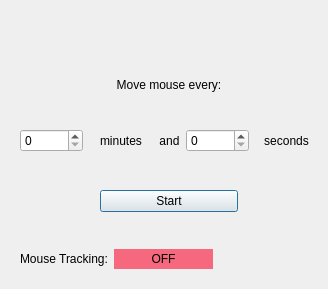
Above: ui/stayAwakeGUI.ui from MattTerb/stayAwake before the change. Below: the same form after it.
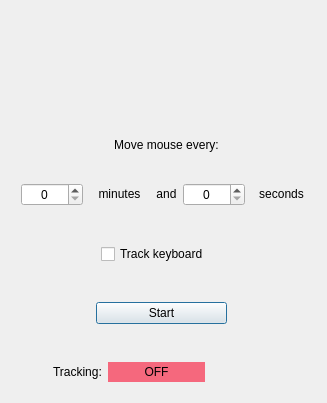
That is the form after the change. Icons and pictures are not drawn.

Patch:
```diff
--- a/ui/stayAwakeGUI.ui
+++ b/ui/stayAwakeGUI.ui
@@ -6,8 +6,8 @@
    <rect>
     <x>0</x>
     <y>0</y>
-    <width>328</width>
-    <height>289</height>
+    <width>327</width>
+    <height>403</height>
    </rect>
   </property>
   <property name="sizePolicy">
@@ -16,6 +16,18 @@
     <verstretch>0</verstretch>
    </sizepolicy>
   </property>
+  <property name="minimumSize">
+   <size>
+    <width>327</width>
+    <height>403</height>
+   </size>
+  </property>
+  <property name="maximumSize">
+   <size>
+    <width>327</width>
+    <height>403</height>
+   </size>
+  </property>
   <property name="windowTitle">
    <string>StayAwake</string>
   </property>
@@ -30,10 +42,10 @@
   <widget class="QWidget" name="layoutWidget">
    <property name="geometry">
     <rect>
-     <x>20</x>
-     <y>20</y>
-     <width>298</width>
-     <height>249</height>
+     <x>21</x>
+     <y>21</y>
+     <width>291</width>
+     <height>381</height>
     </rect>
    </property>
    <layout class="QVBoxLayout" name="verticalLayout">
@@ -100,16 +112,25 @@
       <property name="orientation">
        <enum>Qt::Vertical</enum>
       </property>
+      <property name="sizeType">
+       <enum>QSizePolicy::Fixed</enum>
+      </property>
       <property name="sizeHint" stdset="0">
        <size>
         <width>20</width>
-        <height>20</height>
+        <height>10</height>
        </size>
       </property>
      </spacer>
     </item>
     <item>
      <widget class="QLabel" name="label">
+      <property name="sizePolicy">
+       <sizepolicy hsizetype="Preferred" vsizetype="Fixed">
+        <horstretch>0</horstretch>
+        <verstretch>0</verstretch>
+       </sizepolicy>
+      </property>
       <property name="text">
        <string>Move mouse every:</string>
       </property>
@@ -123,6 +144,9 @@
       <property name="orientation">
        <enum>Qt::Vertical</enum>
       </property>
+      <property name="sizeType">
+       <enum>QSizePolicy::Fixed</enum>
+      </property>
       <property name="sizeHint" stdset="0">
        <size>
         <width>20</width>
@@ -134,10 +158,20 @@
     <item>
      <layout class="QHBoxLayout" name="horizontalLayout_3">
       <item>
-       <widget class="QSpinBox" name="minBox"/>
+       <widget class="QSpinBox" name="minBox">
+        <property name="alignment">
+         <set>Qt::AlignCenter</set>
+        </property>
+       </widget>
       </item>
       <item>
        <widget class="QLabel" name="minLabel">
+        <property name="sizePolicy">
+         <sizepolicy hsizetype="Preferred" vsizetype="Fixed">
+          <horstretch>0</horstretch>
+          <verstretch>0</verstretch>
+         </sizepolicy>
+        </property>
         <property name="text">
          <string>minutes</string>
         </property>
@@ -149,7 +183,7 @@
       <item>
        <widget class="QLabel" name="label_2">
         <property name="sizePolicy">
-         <sizepolicy hsizetype="Fixed" vsizetype="Preferred">
+         <sizepolicy hsizetype="Fixed" vsizetype="Fixed">
           <horstretch>0</horstretch>
           <verstretch>0</verstretch>
          </sizepolicy>
@@ -163,10 +197,23 @@
        </widget>
       </item>
       <item>
-       <widget class="QSpinBox" name="secBox"/>
+       <widget class="QSpinBox" name="secBox">
+        <property name="alignment">
+         <set>Qt::AlignCenter</set>
+        </property>
+        <property name="suffix">
+         <string/>
+        </property>
+       </widget>
       </item>
       <item>
        <widget class="QLabel" name="secLabel">
+        <property name="sizePolicy">
+         <sizepolicy hsizetype="Preferred" vsizetype="Fixed">
+          <horstretch>0</horstretch>
+          <verstretch>0</verstretch>
+         </sizepolicy>
+        </property>
         <property name="text">
          <string>seconds</string>
         </property>
@@ -182,10 +229,69 @@
       <property name="orientation">
        <enum>Qt::Vertical</enum>
       </property>
+      <property name="sizeType">
+       <enum>QSizePolicy::Fixed</enum>
+      </property>
       <property name="sizeHint" stdset="0">
        <size>
         <width>20</width>
-        <height>5</height>
+        <height>12</height>
+       </size>
+      </property>
+     </spacer>
+    </item>
+    <item>
+     <layout class="QHBoxLayout" name="horizontalLayout_5">
+      <item>
+       <spacer name="horizontalSpacer_3">
+        <property name="orientation">
+         <enum>Qt::Horizontal</enum>
+        </property>
+        <property name="sizeType">
+         <enum>QSizePolicy::Fixed</enum>
+        </property>
+        <property name="sizeHint" stdset="0">
+         <size>
+          <width>80</width>
+          <height>20</height>
+         </size>
+        </property>
+       </spacer>
+      </item>
+      <item>
+       <widget class="QCheckBox" name="keyboardBox">
+        <property name="text">
+         <string>Track keyboard</string>
+        </property>
+       </widget>
+      </item>
+      <item>
+       <spacer name="horizontalSpacer_7">
+        <property name="orientation">
+         <enum>Qt::Horizontal</enum>
+        </property>
+        <property name="sizeHint" stdset="0">
+         <size>
+          <width>40</width>
+          <height>20</height>
+         </size>
+        </property>
+       </spacer>
+      </item>
+     </layout>
+    </item>
+    <item>
+     <spacer name="verticalSpacer_5">
+      <property name="orientation">
+       <enum>Qt::Vertical</enum>
+      </property>
+      <property name="sizeType">
+       <enum>QSizePolicy::Fixed</enum>
+      </property>
+      <property name="sizeHint" stdset="0">
+       <size>
+        <width>20</width>
+        <height>12</height>
        </size>
       </property>
      </spacer>
@@ -202,7 +308,7 @@
         </property>
         <property name="sizeHint" stdset="0">
          <size>
-          <width>80</width>
+          <width>75</width>
           <height>20</height>
          </size>
         </property>
@@ -210,6 +316,12 @@
       </item>
       <item>
        <widget class="QPushButton" name="startStopBtn">
+        <property name="sizePolicy">
+         <sizepolicy hsizetype="Expanding" vsizetype="Fixed">
+          <horstretch>0</horstretch>
+          <verstretch>0</verstretch>
+         </sizepolicy>
+        </property>
         <property name="text">
          <string>Start</string>
         </property>
@@ -225,7 +337,7 @@
         </property>
         <property name="sizeHint" stdset="0">
          <size>
-          <width>80</width>
+          <width>85</width>
           <height>20</height>
          </size>
         </property>
@@ -238,27 +350,46 @@
       <property name="orientation">
        <enum>Qt::Vertical</enum>
       </property>
+      <property name="sizeType">
+       <enum>QSizePolicy::Fixed</enum>
+      </property>
       <property name="sizeHint" stdset="0">
        <size>
         <width>20</width>
-        <height>5</height>
+        <height>12</height>
        </size>
       </property>
      </spacer>
     </item>
     <item>
-     <layout class="QHBoxLayout" name="horizontalLayout" stretch="0,0,0">
+     <layout class="QHBoxLayout" name="horizontalLayout" stretch="0,0,0,0">
+      <item>
+       <spacer name="horizontalSpacer_8">
+        <property name="orientation">
+         <enum>Qt::Horizontal</enum>
+        </property>
+        <property name="sizeType">
+         <enum>QSizePolicy::Fixed</enum>
+        </property>
+        <property name="sizeHint" stdset="0">
+         <size>
+          <width>32</width>
+          <height>20</height>
+         </size>
+        </property>
+       </spacer>
+      </item>
       <item>
        <widget class="QLabel" name="trackingLabel">
         <property name="text">
-         <string>Mouse Tracking:</string>
+         <string>Tracking:</string>
         </property>
        </widget>
       </item>
       <item>
        <widget class="QLabel" name="statusLabel">
         <property name="sizePolicy">
-         <sizepolicy hsizetype="Expanding" vsizetype="Fixed">
+         <sizepolicy hsizetype="Expanding" vsizetype="Expanding">
           <horstretch>0</horstretch>
           <verstretch>0</verstretch>
          </sizepolicy>
@@ -266,7 +397,7 @@
         <property name="maximumSize">
          <size>
           <width>100</width>
-          <height>50</height>
+          <height>20</height>
          </size>
         </property>
         <property name="font">
@@ -298,7 +429,7 @@
         </property>
         <property name="sizeHint" stdset="0">
          <size>
-          <width>105</width>
+          <width>107</width>
           <height>20</height>
          </size>
         </property>
```
